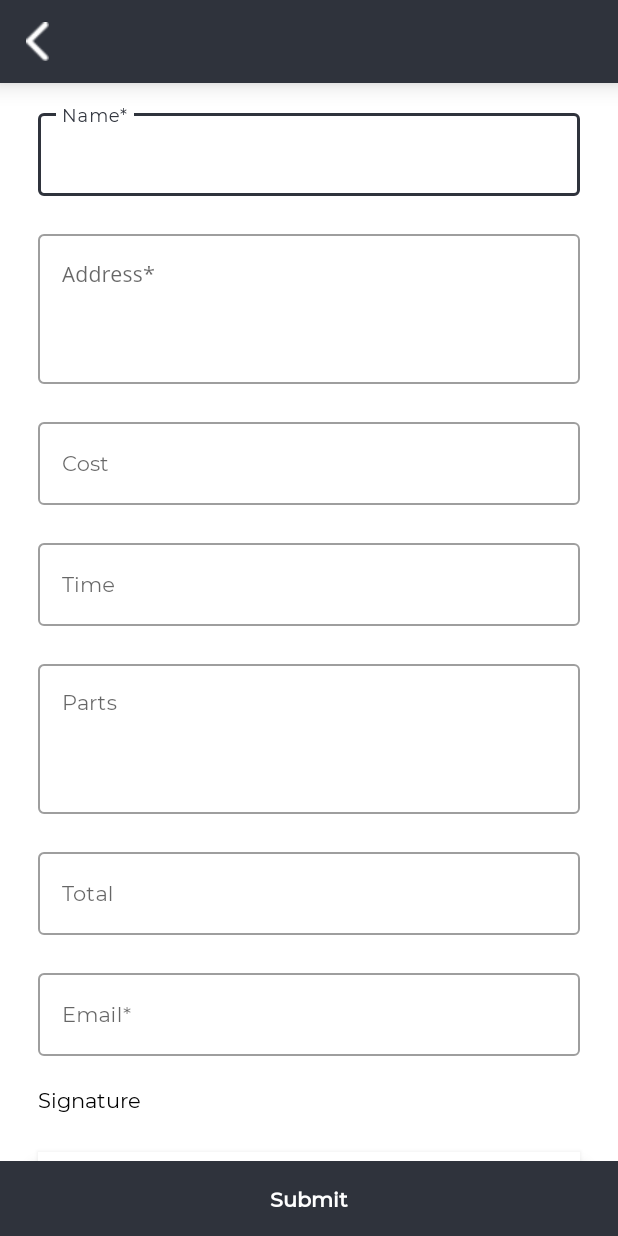
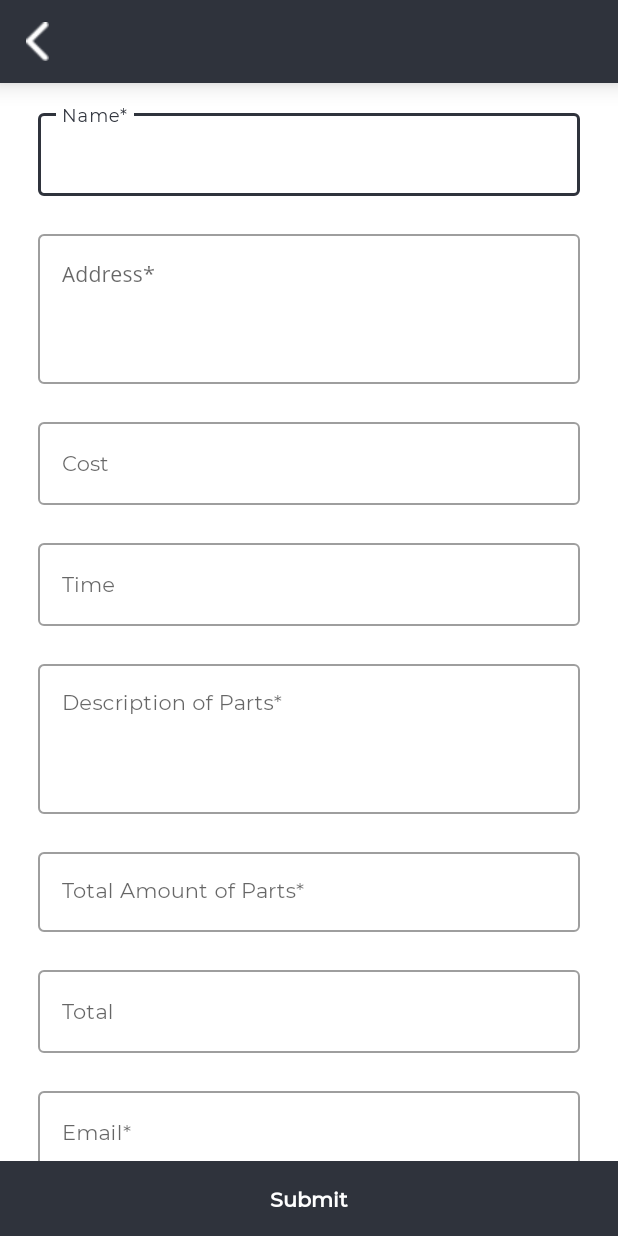
Before and after one commit to DineshAndroapps/WitgoedXeprt-Technician, an Android app: the AddEnquiry screen opened directly, with no data from a screen before it, on a phone screen of 412 x 824 dp. Run offline under Robolectric (Android 15) with nearby library versions, the phone set to English and light mode, and no system bars; our stand-ins replace Volley, sdp/ssp sizes; network calls fail; pictures from the network do not load.

Commit message:
Forgot Password email sent fixed, Added amt parts

```diff
--- a/app/src/main/java/com/witgoedxpert/technician/Activity/Bill_Info.java
+++ b/app/src/main/java/com/witgoedxpert/technician/Activity/Bill_Info.java
@@ -138,6 +138,7 @@ public class Bill_Info extends AppCompatActivity {
                         ((TextView) findViewById(R.id.toolbr_lbl)).setText("Billing Info #" + jsonArrayvideo.optJSONObject("Invoice").getString("id"));
 
 
+                        ((TextView) findViewById(R.id.parts_amount)).setText(jsonArrayvideo.optJSONObject("Invoice").getString("parts_amount"));
                         ((TextView) findViewById(R.id.parts)).setText(jsonArrayvideo.optJSONObject("Invoice").getString("parts"));
                         ((TextView) findViewById(R.id.email)).setText(jsonArrayvideo.optJSONObject("Invoice").getString("email"));
                         ((TextView) findViewById(R.id.time_taken)).setText(jsonArrayvideo.optJSONObject("Invoice").getString("time"));
--- a/app/src/main/java/com/witgoedxpert/technician/Forms/AddEnquiry.java
+++ b/app/src/main/java/com/witgoedxpert/technician/Forms/AddEnquiry.java
@@ -145,6 +145,7 @@ AddEnquiry extends AppCompatActivity {
                     if (!textInputLayout(R.id.et_cost).getText().toString().equals("")) {
                         if (!textInputLayout(R.id.et_time).getText().toString().equals("")) {
                             if (!textInputLayout(R.id.et_parts).getText().toString().equals("")) {
+                                if (!textInputLayout(R.id.et_parts_amt).getText().toString().equals("")) {
                                     if (!textInputLayout(R.id.et_total).getText().equals("")) {
                                         if (!textInputLayout(R.id.et_email).getText().equals("")) {
                                             /*  if (!str_sign.equals("")) {*/
@@ -164,6 +165,9 @@ AddEnquiry extends AppCompatActivity {
 
                                     } else {
                                         Methods.ShowMsg(AddEnquiry.this, getString(R.string.error_total));
+                                    }
+                                } else {
+                                    Methods.ShowMsg(AddEnquiry.this, getString(R.string.error_part_amt));
                                 }
                             } else {
                                 Methods.ShowMsg(AddEnquiry.this, getString(R.string.error_part));
@@ -449,6 +453,7 @@ AddEnquiry extends AppCompatActivity {
                 params.put("cost", getStringFromEdit(textInputLayout(R.id.et_cost)));
                 params.put("time", getStringFromEdit(textInputLayout(R.id.et_time)));
                 params.put("parts", getStringFromEdit(textInputLayout(R.id.et_parts)));
+                params.put("parts_amount", getStringFromEdit(textInputLayout(R.id.et_parts_amt)));
                 params.put("total", getStringFromEdit(textInputLayout(R.id.et_total)));
                 params.put("name", getStringFromEdit(textInputLayout(R.id.et_name)));
                 params.put("appointment", userGender);
@@ -531,7 +536,6 @@ AddEnquiry extends AppCompatActivity {
                 DefaultRetryPolicy.DEFAULT_BACKOFF_MULT);
         stringRequest.setRetryPolicy(retryPolicy);
         requestQueue.add(stringRequest);
-
 
 
     }
--- a/app/src/main/res/layout/activity_add_enquairy.xml
+++ b/app/src/main/res/layout/activity_add_enquairy.xml
@@ -119,7 +119,7 @@
                         android:layout_width="match_parent"
                         android:layout_height="wrap_content"
                         android:background="@color/transparent"
-                        android:hint="Parts"
+                        android:hint="Description of Parts*"
                         app:boxBackgroundColor="@color/transparent">
 
                         <com.google.android.material.textfield.TextInputEditText
@@ -136,6 +136,33 @@
                             android:inputType="textMultiLine"
                             android:maxLines="5"
                             android:minHeight="100dp"
+                            android:text=""
+                            android:textSize="14sp" />
+
+                    </com.google.android.material.textfield.TextInputLayout>
+
+                    <com.google.android.material.textfield.TextInputLayout
+                        style="@style/edt_layout_login"
+                        android:layout_width="match_parent"
+                        android:layout_height="wrap_content"
+                        android:background="@color/transparent"
+                        android:hint="Total Amount of Parts*"
+                        app:boxBackgroundColor="@color/transparent">
+
+                        <com.google.android.material.textfield.TextInputEditText
+                            android:id="@+id/et_parts_amt"
+                            style="@style/edt_layout_login_InputEditText"
+                            android:layout_width="match_parent"
+                            android:layout_height="wrap_content"
+                            android:layout_gravity="top"
+                            android:background="@null"
+                            android:drawableTint="@color/icon_tint"
+                            android:fontFamily="@font/montserrat_regular"
+                            android:gravity="top"
+                            android:imeOptions="actionNext"
+                            android:inputType="number"
+                            android:maxLines="1"
+                            android:minHeight="50dp"
                             android:text=""
                             android:textSize="14sp" />
 
--- a/app/src/main/res/values/strings.xml
+++ b/app/src/main/res/values/strings.xml
@@ -104,5 +104,6 @@ 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
     <string name="inprogress">InProgress</string>
     <string name="completed">Completed</string>
     <string name="services">Services:</string>
+    <string name="error_part_amt">Enter total amount of  Parts</string>
     <!--  <string name="today_build">25-09-2021 (1.1)</string>-->
 </resources>
```
Also changed, not shown: app/src/main/java/com/witgoedxpert/technician/Forms/LoginActivity.java (+9 -1 lines), app/src/main/res/layout/activity_bill_info.xml (+32 -0 lines). Lines whose indentation alone changed are shown as unchanged.
